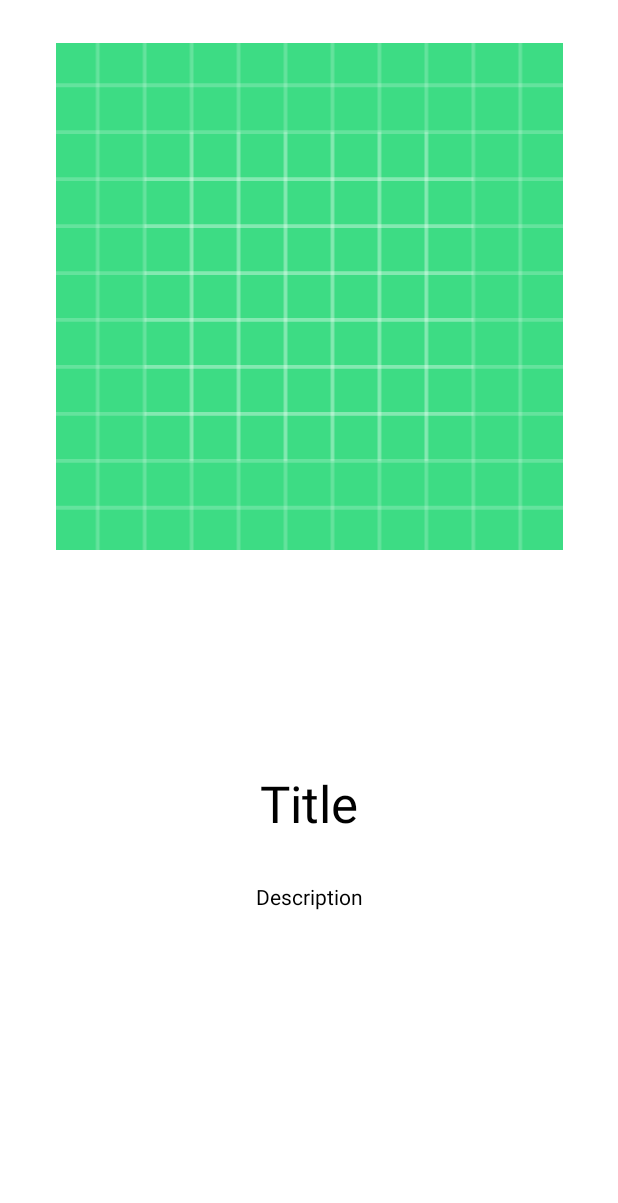
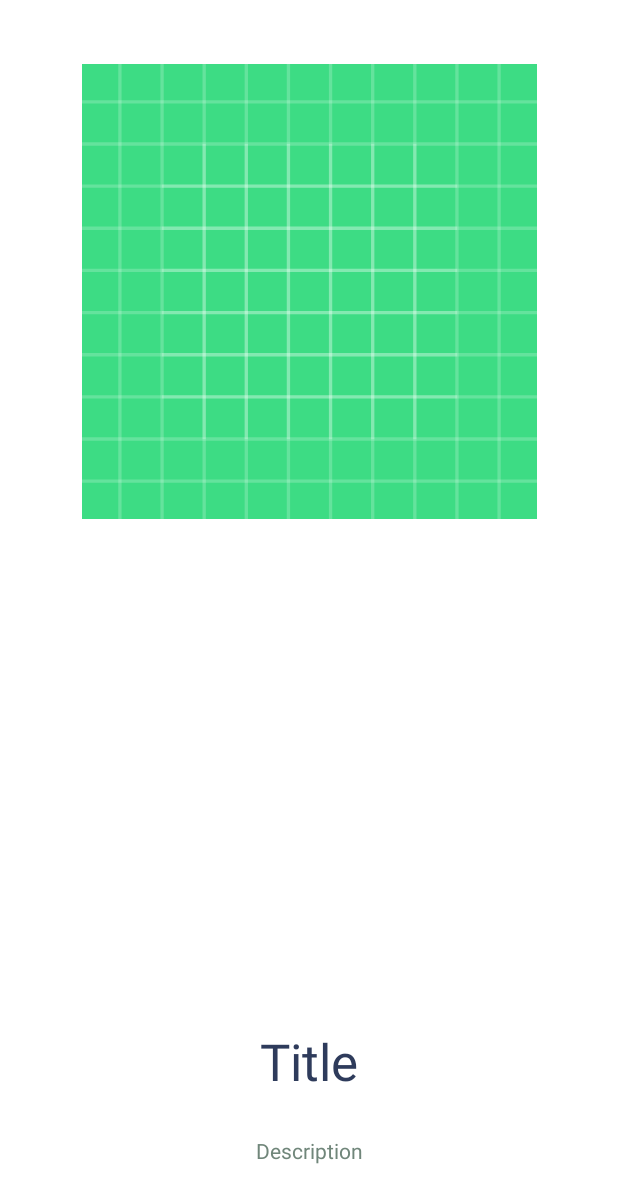
Before and after one commit to eddyspaghette/TreasureFind, an Android app: the layout screen_onboarding.xml on its own in the app's theme, with its tools: preview values and no code run, on a phone screen of 412 x 824 dp. Shown: the top 1203 px of the screen. Run offline under Robolectric (Android 15) with nearby library versions, the phone set to English and light mode, and no system bars.

Commit message:
add onboarding images
Signed-off-by: rmp9 <raiza.paragguawana@gmail.com>

```diff
--- a/app/src/main/res/layout/activity_onboarding.xml
+++ b/app/src/main/res/layout/activity_onboarding.xml
@@ -26,8 +26,8 @@
 
     <androidx.viewpager.widget.ViewPager
         android:id="@+id/pager"
-        android:layout_width="322dp"
-        android:layout_height="513dp"
+        android:layout_width="285dp"
+        android:layout_height="464dp"
         app:layout_constraintBottom_toBottomOf="parent"
         app:layout_constraintEnd_toEndOf="parent"
         app:layout_constraintStart_toStartOf="parent"
--- a/app/src/main/res/layout/screen_onboarding.xml
+++ b/app/src/main/res/layout/screen_onboarding.xml
@@ -7,8 +7,8 @@
 
     <ImageView
         android:id="@+id/image"
-        android:layout_width="408dp"
-        android:layout_height="338dp"
+        android:layout_width="303dp"
+        android:layout_height="330dp"
         app:layout_constraintBottom_toBottomOf="parent"
         app:layout_constraintEnd_toEndOf="parent"
         app:layout_constraintStart_toStartOf="parent"
@@ -21,23 +21,23 @@
         android:layout_width="wrap_content"
         android:layout_height="wrap_content"
         android:text="Title"
-        android:textColor="@color/black"
+        android:textColor="@color/title"
         android:textSize="34sp"
         app:layout_constraintBottom_toBottomOf="parent"
         app:layout_constraintEnd_toEndOf="parent"
         app:layout_constraintStart_toStartOf="parent"
         app:layout_constraintTop_toTopOf="parent"
-        app:layout_constraintVertical_bias="0.658" />
+        app:layout_constraintVertical_bias="0.879" />
 
     <TextView
         android:id="@+id/description"
         android:layout_width="wrap_content"
         android:layout_height="wrap_content"
         android:text="Description"
-        android:textColor="@color/black"
+        android:textColor="@color/subtitle"
         app:layout_constraintBottom_toBottomOf="parent"
         app:layout_constraintEnd_toEndOf="parent"
         app:layout_constraintStart_toStartOf="parent"
         app:layout_constraintTop_toTopOf="parent"
-        app:layout_constraintVertical_bias="0.731" />
+        app:layout_constraintVertical_bias="0.941" />
 </androidx.constraintlayout.widget.ConstraintLayout>
--- a/app/src/main/res/values/colors.xml
+++ b/app/src/main/res/values/colors.xml
@@ -8,4 +8,10 @@
     <color name="black">#FF000000</color>
     <color name="white">#FFFFFFFF</color>
     <color name="orange">#FFC031</color>
+
+    <color name="title">#2e3b5b</color>
+    <color name="subtitle">#70867a</color>
+    <color name="pirate_orange">#faae4e</color>
+    <color name="pirate_gray">#aa9b91</color>
+    <color name="pirate_blue">#818d92</color>
 </resources>
--- a/app/src/main/res/values/strings.xml
+++ b/app/src/main/res/values/strings.xml
@@ -19,8 +19,7 @@
     <string name="onboarding_title3">Avast!</string>
     <string name="onboarding_desc1">Arrr you ready to find some treasures!</string>
     <string name="onboarding_desc2">treasure treasure treasure</string>
-    <string name="onboarding_desc3">"If you choose to lock your heart away, you'll lose it for certain"
-        -Jack Sparrow, Pirates of the Caribbean</string>
+    <string name="onboarding_desc3">pirate pirate pirate</string>
 
     <string name="facebook_application_id">1355344324874942</string>
     <string name="facebook_client_token">a488ec6c4c19e8b4198614eaff47293d</string>
```
Also changed, not shown: app/src/main/res/drawable/pic1.png, app/src/main/res/drawable/pic2.png, app/src/main/res/drawable/pic3.png.
